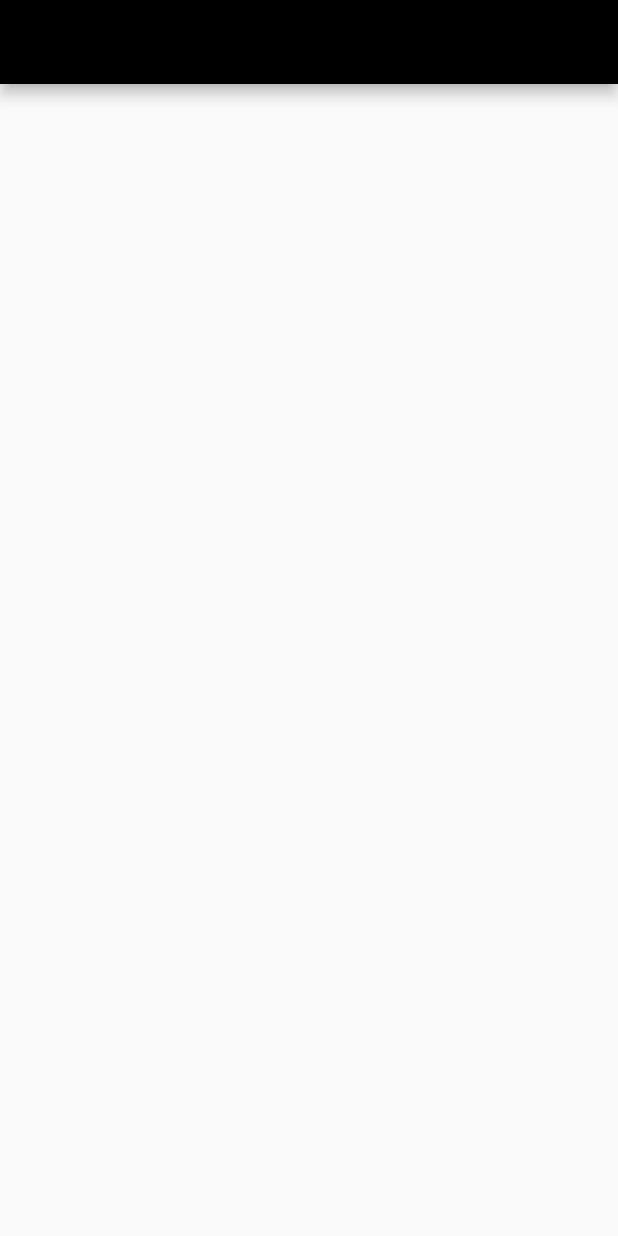
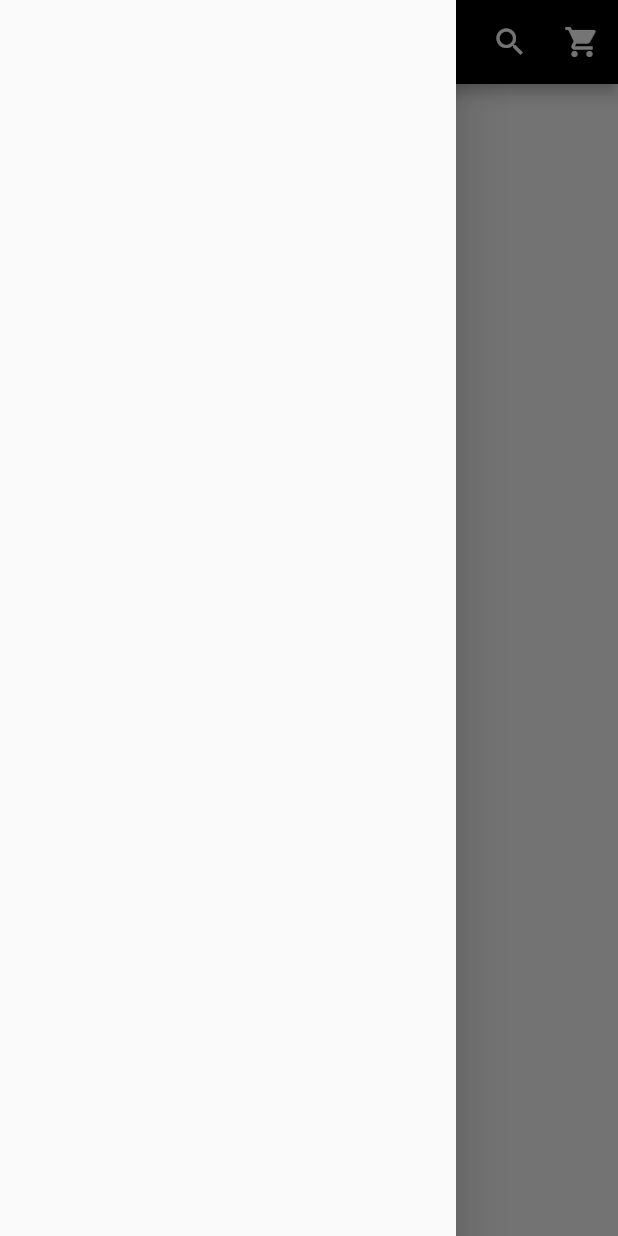
Before and after one commit to mattatito/responsive-flutter-udemy-clone, a Flutter app: the screen it shows after launch, with the side drawer open (before the commit the screen has no drawer), on a phone screen of 412 x 824 dp. Run offline on Flutter 3.47's test engine with Material 2 defaults, Android fonts, the phone set to English and light mode, and no system bars.

Commit message:
feat: displaying search in web app bar

```diff
--- a/lib/pages/home/home_page.dart
+++ b/lib/pages/home/home_page.dart
@@ -1,16 +1,30 @@
-
 import 'package:flutter/material.dart';
+import 'package:flutter_responsivity/pages/home/widgets/mobile_app_bar.dart';
+import 'package:flutter_responsivity/pages/home/widgets/web_app_bar.dart';
 
 class HomePage extends StatelessWidget {
   const HomePage({Key? key}) : super(key: key);
 
   @override
   Widget build(BuildContext context) {
-    return LayoutBuilder(builder: (context, constraints){
+    return LayoutBuilder(builder: (context, constraints) {
       return Scaffold(
-        appBar: AppBar(
-          backgroundColor: constraints.maxWidth >= 800? Colors.red : Colors.black,
-        ),
+        appBar: constraints.maxWidth < 800
+            ? const PreferredSize(
+                child: MobileAppBar(),
+                preferredSize: Size(
+                  double.infinity,
+                  56,
+                ),
+              )
+            : const PreferredSize(
+                child: WebAppBar(),
+                preferredSize: Size(
+                  double.infinity,
+                  72,
+                ),
+              ),
+        drawer: Drawer(),
       );
     });
   }
--- /dev/null
+++ b/lib/pages/home/widgets/mobile_app_bar.dart
@@ -0,0 +1,19 @@
+
+import 'package:flutter/material.dart';
+
+class MobileAppBar extends StatelessWidget {
+  const MobileAppBar({Key? key}) : super(key: key);
+
+  @override
+  Widget build(BuildContext context) {
+    return AppBar(
+      backgroundColor: Colors.black,
+      centerTitle: true,
+      title: Text('Flutter'),
+      actions: [
+        IconButton(onPressed: (){}, icon: const Icon(Icons.search)),
+        IconButton(onPressed: (){}, icon: const Icon(Icons.shopping_cart)),
+      ],
+    );
+  }
+}
```
Also changed, not shown: lib/pages/home/widgets/web_app_bar.dart (added, +56 -0 lines), lib/pages/home/widgets/web_app_bar_responsive_content.dart (added, +40 -0 lines).
